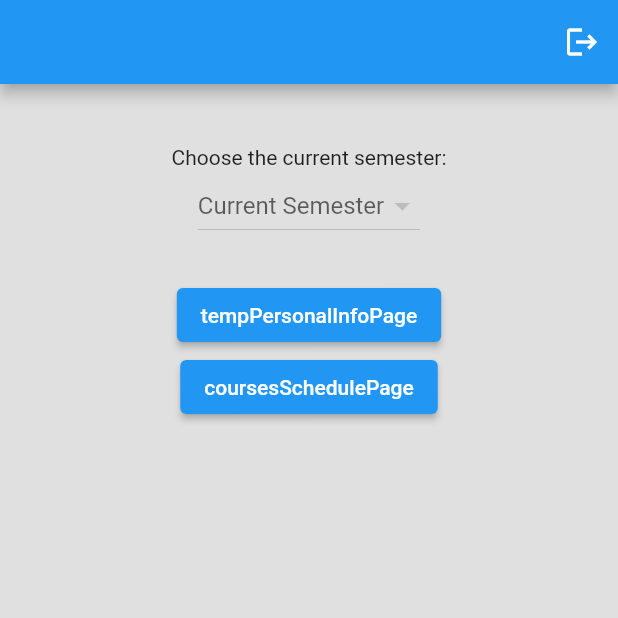
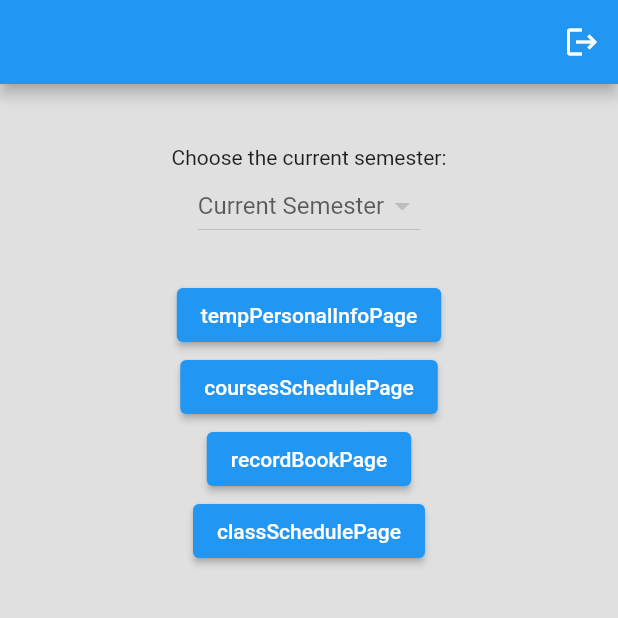
Before and after one commit to chern-kp/student_app_KPNU, a Flutter app: the screen it shows once a user with an empty profile is signed in, on a phone screen of 412 x 824 dp, the top half of it. Run offline on Flutter 3.47's test engine with Material 2 defaults, Android fonts, the phone set to English and light mode, and no system bars; our stand-ins replace cloud_firestore, firebase_auth, firebase_core; accounts and stored records are empty.

Commit message:
new pages

```diff
--- /dev/null
+++ b/lib/pages/class_schedule_page.dart
@@ -0,0 +1,16 @@
+import 'package:flutter/material.dart';
+
+class ClassSchedulePage extends StatelessWidget {
+  const ClassSchedulePage({Key? key}) : super(key: key);
+  @override
+  Widget build(BuildContext context) {
+    return Scaffold(
+      appBar: AppBar(
+        title: Text('ClassSchedulePage'),
+      ),
+      body: Center(
+        child: Text('ClassSchedulePage'),
+      ),
+    );
+  }
+}
--- a/lib/pages/home_page.dart
+++ b/lib/pages/home_page.dart
@@ -1,9 +1,11 @@
-// ignore_for_file: prefer_const_constructors
+// ignore_for_file: prefer_const_constructors, must_be_immutable
 
 import 'package:firebase_auth/firebase_auth.dart';
 import 'package:flutter/material.dart';
-import 'package:student_app/pages/courses_schedule_page.dart';
-import 'package:student_app/pages/personal_information_page.dart';
+import 'package:student_app/pages/class_schedule_page.dart';
+import 'courses_schedule_page.dart';
+import 'personal_information_page.dart';
+import 'record_book_page.dart';
 
 import '../class/database_service.dart';
 import '../components/my_dropdownmenu.dart';
@@ -32,6 +34,20 @@ class HomePage extends StatelessWidget {
     Navigator.push(
       context,
       MaterialPageRoute(builder: (context) => CoursesSchedulePage()),
+    );
+  }
+
+  void recordBookPageButton(BuildContext context) {
+    Navigator.push(
+      context,
+      MaterialPageRoute(builder: (context) => RecordBookPage()),
+    );
+  }
+
+  void classSchedulePageButton(BuildContext context) {
+    Navigator.push(
+      context,
+      MaterialPageRoute(builder: (context) => ClassSchedulePage()),
     );
   }
 
@@ -66,6 +82,14 @@ class HomePage extends StatelessWidget {
               onPressed: () => coursesSchedulePageButton(context),
               child: Text('coursesSchedulePage'),
             ),
+            ElevatedButton(
+              onPressed: () => recordBookPageButton(context),
+              child: Text('recordBookPage'),
+            ),
+            ElevatedButton(
+              onPressed: () => classSchedulePageButton(context),
+              child: Text('classSchedulePage'),
+            )
           ],
         ),
       ),
--- /dev/null
+++ b/lib/pages/record_book_page.dart
@@ -0,0 +1,16 @@
+import 'package:flutter/material.dart';
+
+class RecordBookPage extends StatelessWidget {
+  const RecordBookPage({Key? key}) : super(key: key);
+  @override
+  Widget build(BuildContext context) {
+    return Scaffold(
+      appBar: AppBar(
+        title: Text('RecordBookPage'),
+      ),
+      body: Center(
+        child: Text('RecordBookPage'),
+      ),
+    );
+  }
+}
```
